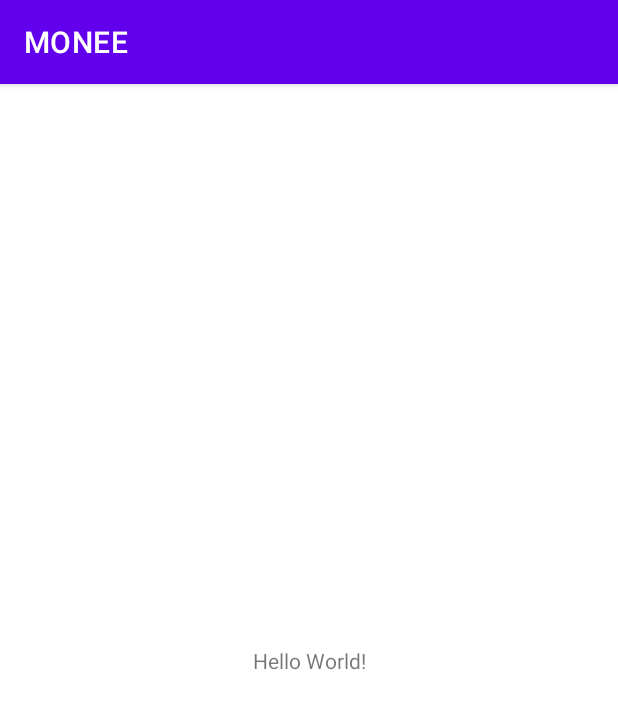
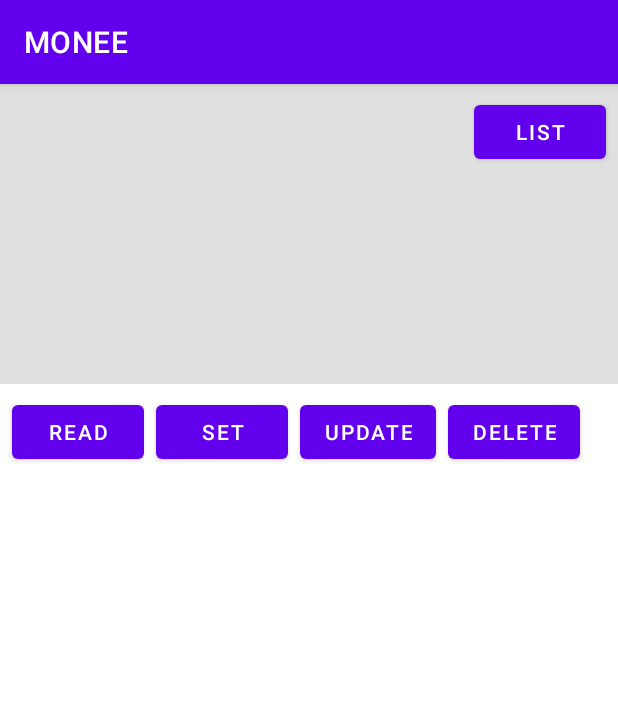
Before and after one commit to XinyiLoh/MONEE, an Android app: the screen it shows after launch (MainActivity), on a phone screen of 412 x 824 dp. Shown: the top 709 px of the screen. Run offline under Robolectric (Android 15) with nearby library versions, the phone set to English and light mode, and no system bars.

Commit message:
homeFragment

```diff
--- a/app/build.gradle
+++ b/app/build.gradle
@@ -7,6 +7,11 @@ plugins {
 android {
     namespace 'com.example.monee'
     compileSdk 32
+
+    buildFeatures {
+        viewBinding true
+    }
+
 
     defaultConfig {
         applicationId "com.example.monee"
--- a/app/src/main/java/com/example/monee/MainActivity.kt
+++ b/app/src/main/java/com/example/monee/MainActivity.kt
@@ -2,10 +2,15 @@ package com.example.monee
 
 import androidx.appcompat.app.AppCompatActivity
 import android.os.Bundle
+import com.example.monee.databinding.ActivityMainBinding
 
 class MainActivity : AppCompatActivity() {
+
+    private lateinit var binding: ActivityMainBinding
+
     override fun onCreate(savedInstanceState: Bundle?) {
         super.onCreate(savedInstanceState)
-        setContentView(R.layout.activity_main)
+        binding = ActivityMainBinding.inflate(layoutInflater)
+        setContentView(binding.root)
     }
 }
--- a/app/src/main/java/com/example/monee/home/HomeFragment.kt
+++ b/app/src/main/java/com/example/monee/home/HomeFragment.kt
@@ -6,55 +6,20 @@ import android.view.LayoutInflater
 import android.view.View
 import android.view.ViewGroup
 import com.example.monee.R
+import com.example.monee.databinding.FragmentHomeBinding
 
-// TODO: Rename parameter arguments, choose names that match
-// the fragment initialization parameters, e.g. ARG_ITEM_NUMBER
-private const val ARG_PARAM1 = "param1"
-private const val ARG_PARAM2 = "param2"
+class HomeFragment : Fragment() {
 
-/**
- * A simple [Fragment] subclass.
- * Use the [HomeFragment.newInstance] factory method to
- * create an instance of this fragment.
- */
-class HomeFragment : Fragment() {
-    // TODO: Rename and change types of parameters
-    private var param1: String? = null
-    private var param2: String? = null
-
-    override fun onCreate(savedInstanceState: Bundle?) {
-        super.onCreate(savedInstanceState)
-        arguments?.let {
-            param1 = it.getString(ARG_PARAM1)
-            param2 = it.getString(ARG_PARAM2)
-        }
-    }
+    private lateinit var binding: FragmentHomeBinding
 
     override fun onCreateView(
         inflater: LayoutInflater, container: ViewGroup?,
         savedInstanceState: Bundle?
     ): View? {
+        binding = FragmentHomeBinding.inflate(inflater, container, false)
         // Inflate the layout for this fragment
-        return inflater.inflate(R.layout.fragment_home, container, false)
+        return binding.root
     }
 
-    companion object {
-        /**
-         * Use this factory method to create a new instance of
-         * this fragment using the provided parameters.
-         *
-         * @param param1 Parameter 1.
-         * @param param2 Parameter 2.
-         * @return A new instance of fragment HomeFragment.
-         */
-        // TODO: Rename and change types and number of parameters
-        @JvmStatic
-        fun newInstance(param1: String, param2: String) =
-            HomeFragment().apply {
-                arguments = Bundle().apply {
-                    putString(ARG_PARAM1, param1)
-                    putString(ARG_PARAM2, param2)
-                }
-            }
-    }
+
 }
--- a/app/src/main/res/layout/activity_main.xml
+++ b/app/src/main/res/layout/activity_main.xml
@@ -1,18 +1,12 @@
 <?xml version="1.0" encoding="utf-8"?>
-<androidx.constraintlayout.widget.ConstraintLayout xmlns:android="http://schemas.android.com/apk/res/android"
+<androidx.constraintlayout.widget.ConstraintLayout
+    xmlns:android="http://schemas.android.com/apk/res/android"
     xmlns:app="http://schemas.android.com/apk/res-auto"
     xmlns:tools="http://schemas.android.com/tools"
     android:layout_width="match_parent"
     android:layout_height="match_parent"
     tools:context=".MainActivity">
 
-    <TextView
-        android:layout_width="wrap_content"
-        android:layout_height="wrap_content"
-        android:text="Hello World!"
-        app:layout_constraintBottom_toBottomOf="parent"
-        app:layout_constraintEnd_toEndOf="parent"
-        app:layout_constraintStart_toStartOf="parent"
-        app:layout_constraintTop_toTopOf="parent" />
+    <include layout="@layout/fragment_home" />
 
 </androidx.constraintlayout.widget.ConstraintLayout>
--- a/app/src/main/res/layout/fragment_home.xml
+++ b/app/src/main/res/layout/fragment_home.xml
@@ -6,13 +6,75 @@
     android:layout_height="match_parent"
     tools:context=".home.HomeFragment">
 
-    <TextView
-        android:id="@+id/textView"
+    <View
+        android:id="@+id/divider"
+        android:layout_width="match_parent"
+        android:layout_height="200dp"
+        android:background="?android:attr/listDivider"
+        app:layout_constraintEnd_toEndOf="parent"
+        app:layout_constraintStart_toStartOf="parent"
+        app:layout_constraintTop_toTopOf="parent" />
+
+    <Button
+        android:id="@+id/btnList"
         android:layout_width="wrap_content"
         android:layout_height="wrap_content"
-        android:text="home"
+        android:layout_marginTop="8dp"
+        android:layout_marginEnd="8dp"
+        android:text="List"
+        app:layout_constraintEnd_toEndOf="@+id/divider"
+        app:layout_constraintTop_toTopOf="@+id/divider" />
+
+    <Button
+        android:id="@+id/btnRead"
+        android:layout_width="wrap_content"
+        android:layout_height="wrap_content"
+        android:layout_marginStart="8dp"
+        android:layout_marginTop="8dp"
+        android:text="Read"
+        app:layout_constraintStart_toStartOf="parent"
+        app:layout_constraintTop_toBottomOf="@+id/divider" />
+
+    <Button
+        android:id="@+id/btnSet"
+        android:layout_width="wrap_content"
+        android:layout_height="wrap_content"
+        android:layout_marginStart="8dp"
+        android:text="Set"
+        app:layout_constraintStart_toEndOf="@+id/btnRead"
+        app:layout_constraintTop_toTopOf="@+id/btnRead" />
+
+    <Button
+        android:id="@+id/btnUpdate"
+        android:layout_width="wrap_content"
+        android:layout_height="wrap_content"
+        android:layout_marginStart="8dp"
+        android:text="Update"
+        app:layout_constraintStart_toEndOf="@+id/btnSet"
+        app:layout_constraintTop_toTopOf="@+id/btnSet" />
+
+    <Button
+        android:id="@+id/btnDelete"
+        android:layout_width="wrap_content"
+        android:layout_height="wrap_content"
+        android:layout_marginStart="8dp"
+        android:text="Delete"
+        app:layout_constraintStart_toEndOf="@+id/btnUpdate"
+        app:layout_constraintTop_toTopOf="@+id/btnUpdate" />
+
+    <TextView
+        android:id="@+id/txtResult"
+        android:layout_width="0dp"
+        android:layout_height="0dp"
+        android:layout_marginStart="8dp"
+        android:layout_marginTop="8dp"
+        android:layout_marginEnd="8dp"
+        android:layout_marginBottom="8dp"
+        android:textSize="16sp"
         app:layout_constraintBottom_toBottomOf="parent"
         app:layout_constraintEnd_toEndOf="parent"
         app:layout_constraintStart_toStartOf="parent"
-        app:layout_constraintTop_toTopOf="parent" />
+        app:layout_constraintTop_toBottomOf="@+id/btnRead"
+        tools:text="XXX" />
+
 </androidx.constraintlayout.widget.ConstraintLayout>
```
